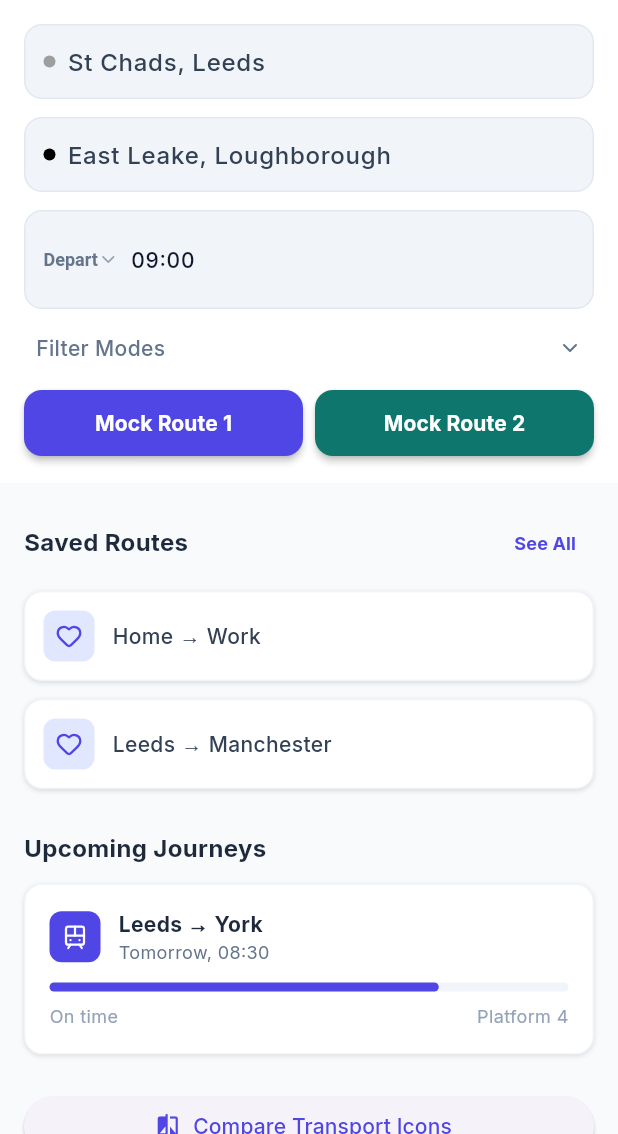
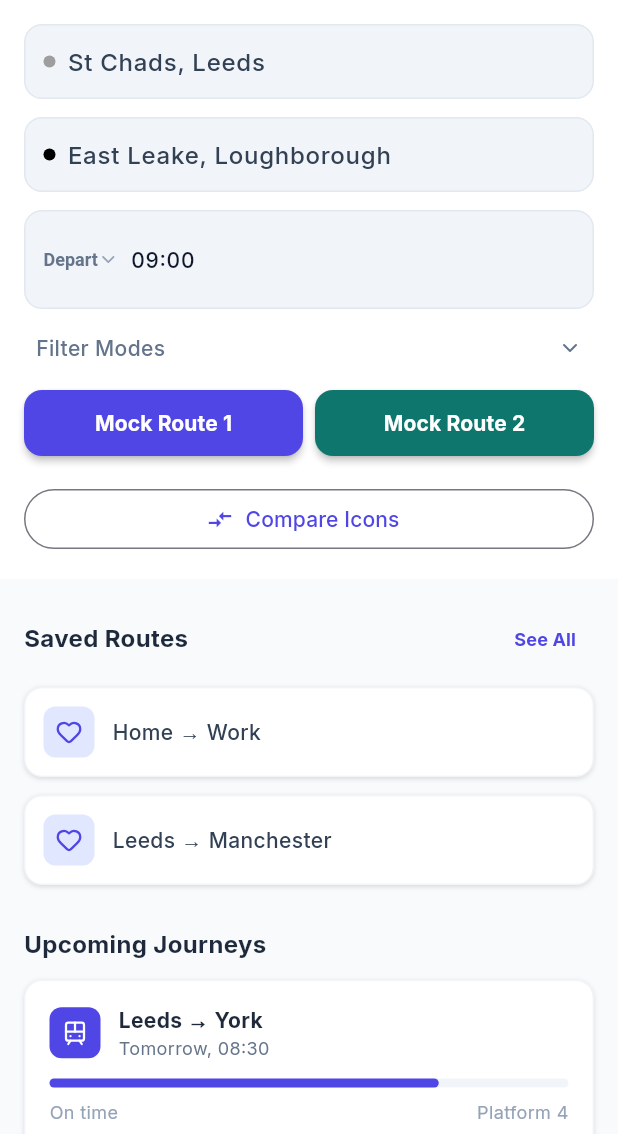
Before and after one commit to isaacw123434/Apptest, a Flutter app: the screen it shows after launch, on a phone screen of 412 x 824 dp, the part 102-1236 px from its top. Run offline on Flutter 3.47's test engine with Material 3 defaults, Android fonts, the phone set to English and light mode, and no system bars; our stand-ins replace eva_icons_flutter, feather_icons, flutter_map, flutter_svg, font_awesome_flutter, google_fonts and 6 more; missing offline and left inert: table_sticky_headers.

Commit message:
Move Icon Comparison button to a more visible location on Home Page
Co-authored-by: isaacw123434 <188620241+isaacw123434@users.noreply.github.com>

```diff
--- a/client/lib/screens/home_page.dart
+++ b/client/lib/screens/home_page.dart
@@ -100,15 +100,10 @@ class _HomePageState extends State<HomePage> {
                         _handleSearch();
                       },
                     ),
-                  ],
-                ),
-              ),
-              const SavedRoutesSection(),
-              const UpcomingJourneysSection(),
                     const SizedBox(height: 16),
-              Padding(
-                padding: const EdgeInsets.symmetric(horizontal: 16.0, vertical: 8.0),
-                child: ElevatedButton.icon(
+                    SizedBox(
+                      width: double.infinity,
+                      child: OutlinedButton.icon(
                         onPressed: () {
                           Navigator.push(
                             context,
@@ -117,10 +112,15 @@ class _HomePageState extends State<HomePage> {
                             ),
                           );
                         },
-                  icon: const Icon(Icons.compare),
-                  label: const Text('Compare Transport Icons'),
+                        icon: const Icon(Icons.compare_arrows),
+                        label: const Text('Compare Icons'),
                       ),
                     ),
+                  ],
+                ),
+              ),
+              const SavedRoutesSection(),
+              const UpcomingJourneysSection(),
               const SizedBox(height: 32),
             ],
           ),
```
Lines whose indentation alone changed are shown as unchanged.
